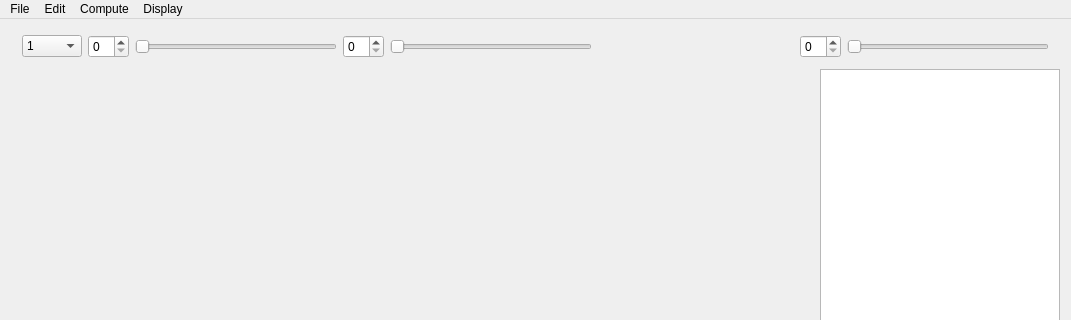
sunyzm/ZGeometry, file ZGeometry/ZGeometry.ui: the form before one commit; both pictures show x 0 to 1071 and y 0 to 320 of the 1071 by 850 pixel window.
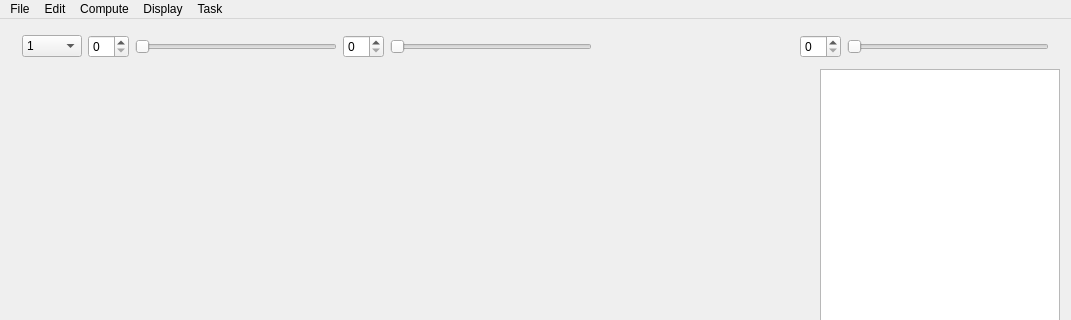
The form after the commit. Custom widgets are drawn as their Qt base class.

What changed in the file:
```diff
--- a/ZGeometry/ZGeometry.ui
+++ b/ZGeometry/ZGeometry.ui
@@ -320,10 +320,18 @@
     <addaction name="actionComputeSGWSFeatures"/>
     <addaction name="actionDisplayNeighbors"/>
    </widget>
+   <widget class="QMenu" name="menuTask">
+    <property name="title">
+     <string>Task</string>
+    </property>
+    <addaction name="actionTaskRegistration"/>
+    <addaction name="actionTaskEditing"/>
+   </widget>
    <addaction name="menuFile"/>
    <addaction name="menuEdit"/>
    <addaction name="menuCompute"/>
    <addaction name="menuDisplay"/>
+   <addaction name="menuTask"/>
   </widget>
   <widget class="QStatusBar" name="statusBar"/>
   <action name="actionExit">
```
Left out of the diff: 25 changed lines with no effect on the pictures.
